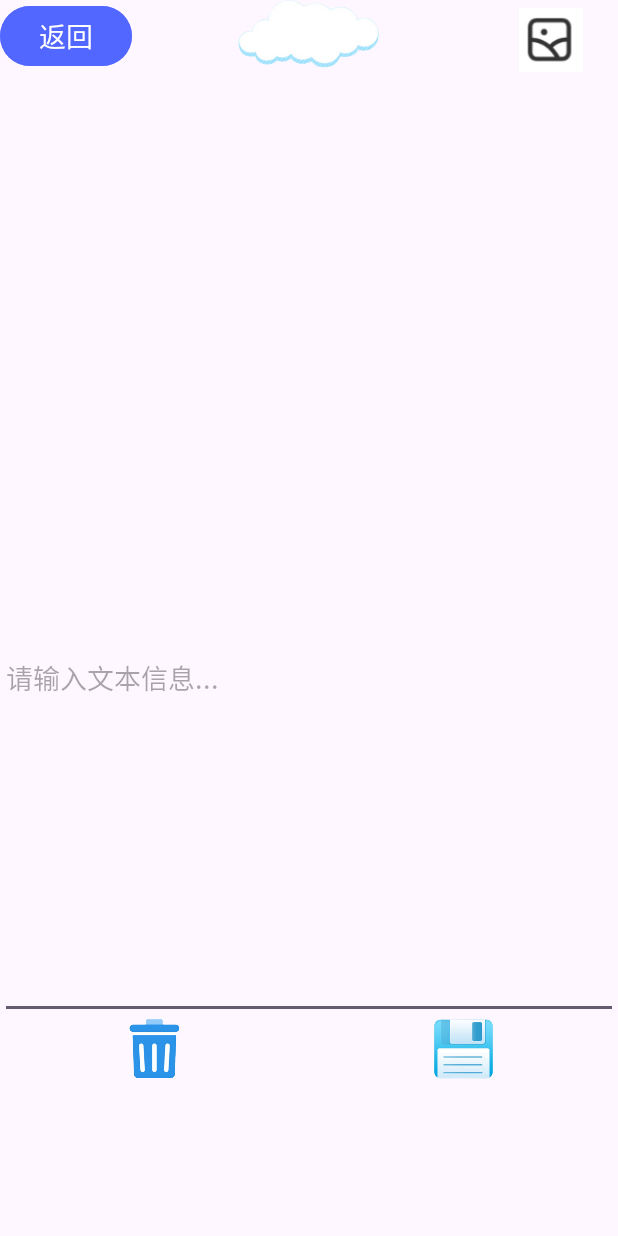
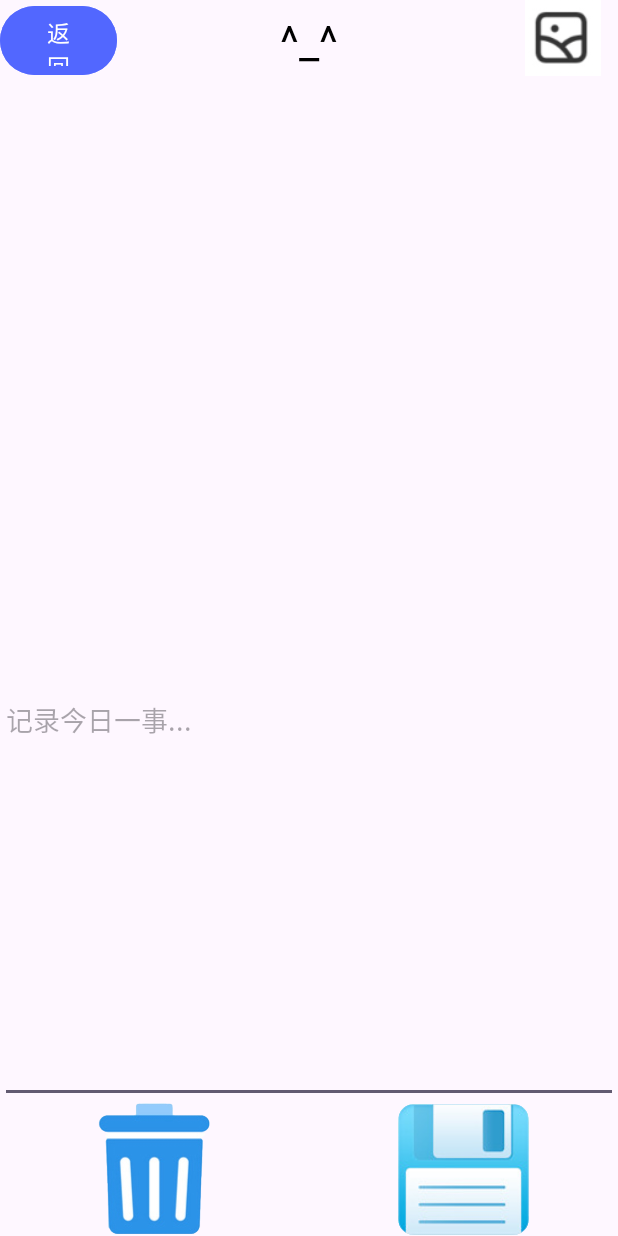
Before and after one commit to CSDAndroid/note, an Android app: the MainActivity4 screen opened directly, with no data from a screen before it, on a phone screen of 412 x 824 dp. Run offline under Robolectric (Android 15) with nearby library versions, the phone set to English and light mode, and no system bars; pictures from the network do not load.

```diff
--- a/app/build.gradle.kts
+++ b/app/build.gradle.kts
@@ -36,6 +36,8 @@ dependencies {
     testImplementation("junit:junit:4.13.2")
     androidTestImplementation("androidx.test.ext:junit:1.1.5")
     androidTestImplementation("androidx.test.espresso:espresso-core:3.5.1")
+    //添加包含SearchView所需的类和资源的依赖库
+    implementation("androidx.appcompat:appcompat:1.3.1")
     //添加Glide 库的依赖
     //implementation ;'com.github.bumptech.glide:glide:4.12.0'
     //annotationProcessor ;'com.github.bumptech.glide:compiler:4.12.0'//不要这么写，这不是java的语法。。。。
--- a/app/src/main/java/com/example/study1/MainActivity4.java
+++ b/app/src/main/java/com/example/study1/MainActivity4.java
@@ -111,7 +111,7 @@ public class MainActivity4 extends AppCompatActivity implements View.OnClickList
 
         pic_select.setOnClickListener(this);
 
-        // 获取Intent中传递的内容
+        // 获取Intent中传递的内容，即保证每次打开一条item的时候，都会显示先前编辑好的文本和图片
 
         String contentFromIntent = getIntent().getStringExtra("content");
 
@@ -123,7 +123,7 @@ public class MainActivity4 extends AppCompatActivity implements View.OnClickList
 
         }
         ////// Load the image from the saved URI, if available
-        String imageUri = getIntent().getStringExtra("image_uri");
+        String imageUri = getIntent().getStringExtra("image_uri");//注意！！这里的字段名不能错！！
         if (imageUri != null) {
             selectedImageUri = Uri.parse(imageUri);
             Glide.with(this)
@@ -195,17 +195,21 @@ public class MainActivity4 extends AppCompatActivity implements View.OnClickList
 
                 String noteId = getIntent().getStringExtra("id");/////注意双引号里面的内容必须与前面传数据来的时候的键名一致，不要写成noteId！在mainactivity3中用了putExtra的方法传递值来这个页面，在这个页面中可以通过键名“id”来获取传过来的数据
 
-//                String imageUri = selectedImageUri != null ? selectedImageUri.toString() : "";
                 if (noteId != null) {/////注意使用这个if的判断条件
                     // 如果是，则更新原先笔记的内容
-                    String imageUri = "";/////如果没有这个，selectedImageUri会被认为是一个空指针
+
+                    String imageUri = "";/////确保在没有有效的 selectedImageUri 时，imageUri 仍然有一个非空的初始值。这样，即使没有选择图片，imageUri 也不会是 null，而是一个空字符串。
                     if (selectedImageUri != null) { // Check if an image has been selected
+
                         imageUri = selectedImageUri.toString(); // Get the selected image's URI as a string
                         Log.d("TAG", "onClick: "+imageUri.toString());
+
                     }else {
                         Log.d("TAG", "onClick: "+"-=-=-=-=-=-=-=-=selectedImageUri is null!!!!!!!!!!!=-=--=-=-=-=-=-=-");
                     }
+
                     Boolean flag = myDBhelper.updateData(noteId, content, imageUri);/////调用的是更新方法，和插入insert的方法不一样
+
                     if (flag == true) {
                         setResult(2);
                         Toast.makeText(MainActivity4.this, "修改成功！！", Toast.LENGTH_SHORT).show();
@@ -219,8 +223,6 @@ public class MainActivity4 extends AppCompatActivity implements View.OnClickList
                     if (selectedImageUri != null) { // Check if an image has been selected
                         imageUri = selectedImageUri.toString(); // Get the selected image's URI as a string
                     }
-//                    String imageUri = selectedImageUri != null ? selectedImageUri.toString() : "";
-                    //Log.d("TAG", "onActivityResult: "+imageUri.toString());
 
                     Boolean flag = myDBhelper.insertData(content,imageUri);
                     if (flag == true) {
--- a/app/src/main/res/layout/activity_main4.xml
+++ b/app/src/main/res/layout/activity_main4.xml
@@ -11,31 +11,34 @@
         android:layout_width="match_parent"
         android:layout_height="54dp">
 
+        <TextView
+            android:layout_width="match_parent"
+            android:layout_height="match_parent"
+            android:gravity="center"
+            android:text="^_^"
+            android:textSize="30sp"
+            android:textColor="@color/black"/>
+
         <Button
             android:id="@+id/backhome"
-            android:layout_width="wrap_content"
+            android:layout_width="78dp"
             android:layout_height="wrap_content"
             android:backgroundTint="#DF4F65FF"
             android:text="返回"
-            android:textSize="18sp" />
-
-        <ImageView
-            android:layout_width="match_parent"
-            android:layout_height="45dp"
-            android:src="@drawable/baiyun1" />
+            android:textSize="15sp" />
 
         <ImageView
             android:id="@+id/pic_select"
             android:layout_width="wrap_content"
-            android:layout_height="43dp"
+            android:layout_height="57dp"
             android:layout_alignParentStart="true"
             android:layout_alignParentTop="true"
             android:layout_alignParentEnd="true"
             android:layout_alignParentBottom="true"
-            android:layout_marginStart="336dp"
-            android:layout_marginTop="5dp"
-            android:layout_marginEnd="13dp"
-            android:layout_marginBottom="6dp"
+            android:layout_marginStart="350dp"
+            android:layout_marginTop="-3dp"
+            android:layout_marginEnd="11dp"
+            android:layout_marginBottom="0dp"
             android:src="@drawable/picture" />
     </RelativeLayout>
 <!-- 添加一个隐藏起来的textview，符合一定条件则让他显示出来  -->
@@ -58,26 +61,25 @@
     <EditText
         android:id="@+id/content"
         android:layout_width="match_parent"
-        android:layout_height="454dp"
-        android:hint="请输入文本信息..." />
+        android:layout_height="510dp"
+        android:hint="记录今日一事..." />
 
     <LinearLayout
         android:layout_width="match_parent"
-        android:layout_height="0dp"
-        android:layout_weight="1"
+        android:layout_height="match_parent"
         android:orientation="horizontal">
 
         <ImageView
             android:id="@+id/delete"
             android:layout_width="0dp"
-            android:layout_height="40dp"
+            android:layout_height="match_parent"
             android:layout_weight="1"
             android:src="@drawable/delete" />
 
         <ImageView
             android:id="@+id/save_note"
             android:layout_width="0dp"
-            android:layout_height="40dp"
+            android:layout_height="match_parent"
             android:layout_weight="1"
             android:src="@drawable/save"/>
     </LinearLayout>
```
Also changed, not shown: app/src/main/java/com/example/study1/MainActivity3.java (+19 -118 lines), app/src/main/java/com/example/study1/MyAdapter.java (+38 -8 lines), app/src/main/java/com/example/study1/SearchActivity5.java (+23 -9 lines), app/src/main/res/layout/activity_main.xml (+11 -8 lines), app/src/main/res/layout/activity_main3.xml (+4 -4 lines).
